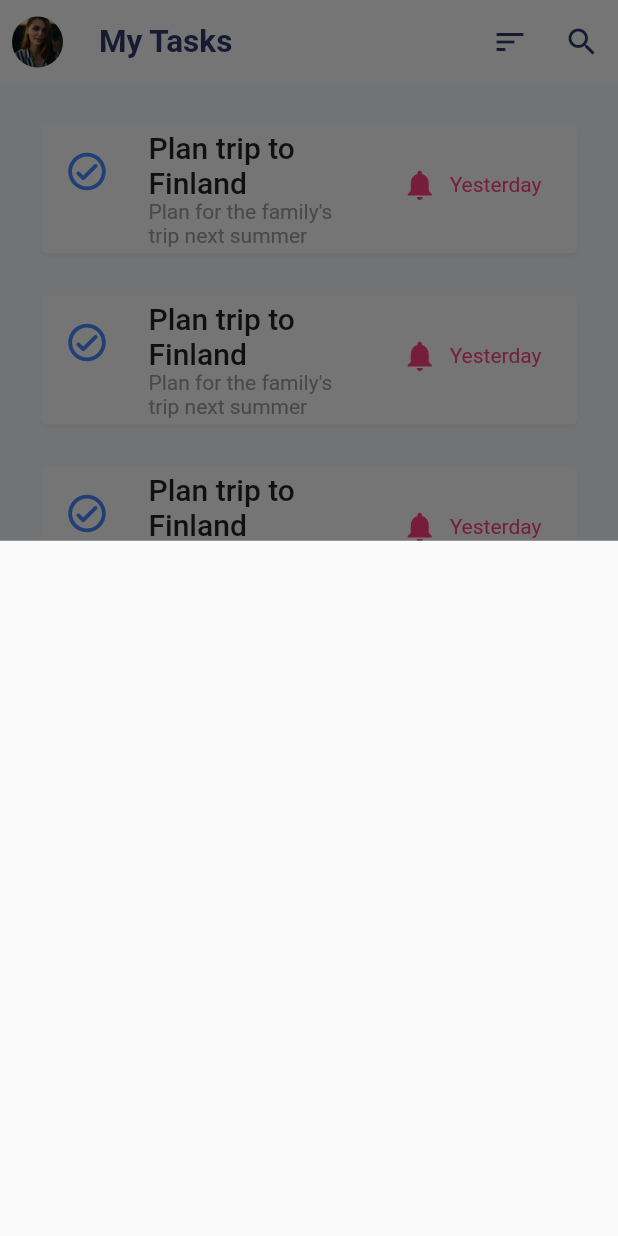
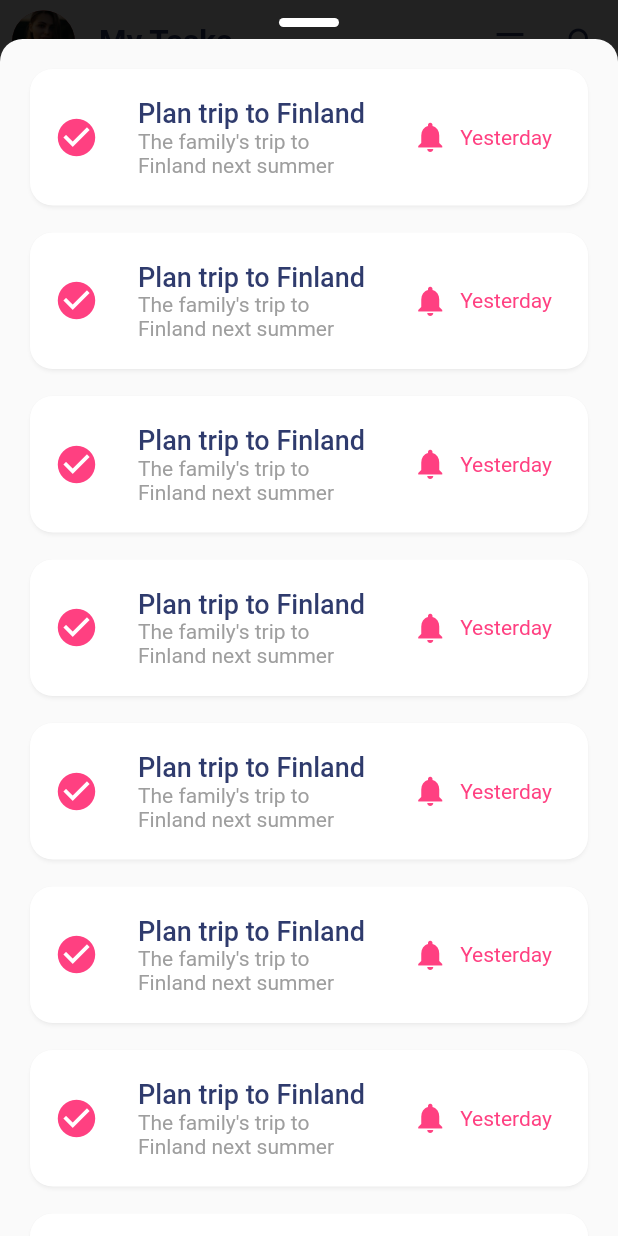
Before and after one commit to Asante-Adarkwa-Usman/TodoApp-Flutter, a Flutter app: the screen it shows after launch, after a tap on "Completed", on a phone screen of 412 x 824 dp. Run offline on Flutter 3.47's test engine with Material 2 defaults, Android fonts, the phone set to English and light mode, and no system bars; our stand-ins replace modal_bottom_sheet.

Commit message:
Done with Todo ui

```diff
--- a/todo_app/lib/main.dart
+++ b/todo_app/lib/main.dart
@@ -1,7 +1,7 @@
 import 'package:flutter/material.dart';
-import 'package:todo_app/views/home_view.dart';
+import 'package:todo_app/utilities/utils.dart';
 
-import 'utils/utils.dart';
+import 'views/home_view.dart';
 
 void main() {
   runApp(const MyApp());
@@ -14,38 +14,36 @@ class MyApp extends StatelessWidget {
     return MaterialApp(
       title: 'Todo',
       theme: ThemeData(
+          textTheme: const TextTheme(bodyText1: TextStyle(color: customBlue)),
           shadowColor: Colors.white38,
           primaryColor: Colors.white,
           scaffoldBackgroundColor: const Color.fromRGBO(249, 251, 255, 1),
           appBarTheme: const AppBarTheme(
               backgroundColor: Colors.white,
               elevation: 0,
+              iconTheme: IconThemeData(color: customBlue),
               titleTextStyle: TextStyle(
-            color: customBlue,
-            fontSize: 21.0,
-            fontWeight: FontWeight.w600,
-          ),
-          actionsIconTheme: IconThemeData(
-            color: customBlue,
-          ),
-        ),
-      ),
+                  color: customBlue, fontSize: 21, fontWeight: FontWeight.w600),
+              actionsIconTheme: IconThemeData(color: customBlue)),
+          bottomNavigationBarTheme: const BottomNavigationBarThemeData(
+            backgroundColor: Color.fromRGBO(229, 232, 249, 1),
+          )),
       darkTheme: ThemeData.dark().copyWith(
-        shadowColor: Colors.black38,
+          textTheme: const TextTheme(bodyText1: TextStyle(color: Colors.white)),
+          shadowColor: Colors.grey,
           primaryColor: Colors.black,
           appBarTheme: const AppBarTheme(
-          backgroundColor: Colors.white,
               elevation: 0,
               titleTextStyle: TextStyle(
-            color: customBlue,
-            fontSize: 21.0,
-            fontWeight: FontWeight.w600,
+                  color: Colors.white,
+                  fontSize: 21,
+                  fontWeight: FontWeight.w600),
+              actionsIconTheme: IconThemeData(color: Colors.white)),
+          bottomNavigationBarTheme: const BottomNavigationBarThemeData(
+            backgroundColor: Color.fromRGBO(229, 232, 249, .5),
           ),
-          actionsIconTheme: IconThemeData(
-            color: customBlue,
-          ),
-        ),
-      ),
+          floatingActionButtonTheme: const FloatingActionButtonThemeData(
+              backgroundColor: Colors.grey)),
       themeMode: ThemeMode.system,
       home: const HomeView(),
     );
--- /dev/null
+++ b/todo_app/lib/shared_widgets/todo_tile_widget.dart
@@ -0,0 +1,54 @@
+import 'package:flutter/material.dart';
+import 'package:todo_app/utilities/utils.dart';
+
+class TodoTileWidget extends StatelessWidget {
+  const TodoTileWidget({
+    Key? key,
+    required this.status,
+  }) : super(key: key);
+
+  final bool status;
+
+  @override
+  Widget build(BuildContext context) {
+    return Card(
+      shadowColor: Theme.of(context).shadowColor,
+      shape: RoundedRectangleBorder(borderRadius: BorderRadius.circular(15)),
+      child: Padding(
+        padding: const EdgeInsets.symmetric(vertical: 15),
+        child: ListTile(
+          leading: Icon(
+            status ? Icons.check_circle : Icons.check_circle_outline,
+            size: 30,
+            color: dateColor('Yesterday'),
+          ),
+          title: Text(
+            'Plan trip to Finland',
+            style:
+                Theme.of(context).textTheme.bodyText1!.copyWith(fontSize: 18),
+          ),
+          subtitle: Text(
+            'The family\'s trip to Finland next summer',
+            style: Theme.of(context)
+                .textTheme
+                .bodyText2!
+                .copyWith(color: Colors.grey),
+          ),
+          trailing: TextButton.icon(
+              onPressed: null,
+              icon: Icon(
+                Icons.notifications,
+                color: dateColor('Yesterday'),
+              ),
+              label: Text(
+                'Yesterday',
+                style: Theme.of(context)
+                    .textTheme
+                    .bodyText2!
+                    .copyWith(color: dateColor('Yesterday')),
+              )),
+        ),
+      ),
+    );
+  }
+}
--- /dev/null
+++ b/todo_app/lib/utilities/utils.dart
@@ -0,0 +1,14 @@
+import 'package:flutter/material.dart';
+
+const Color customBlue = Color.fromRGBO(47, 59, 109, 1);
+
+Color dateColor(String date) {
+  switch (date) {
+    case 'Yesterday':
+      return Colors.pinkAccent;
+    case 'Today':
+      return Colors.blueAccent;
+    default:
+      return customBlue;
+  }
+}
--- a/todo_app/lib/views/home_view.dart
+++ b/todo_app/lib/views/home_view.dart
@@ -1,5 +1,8 @@
 import 'package:flutter/material.dart';
-import 'package:todo_app/utils/utils.dart';
+import 'package:modal_bottom_sheet/modal_bottom_sheet.dart';
+import 'package:todo_app/shared_widgets/todo_tile_widget.dart';
+import 'package:todo_app/utilities/utils.dart';
+import 'package:todo_app/views/create_todo_view.dart';
 
 class HomeView extends StatelessWidget {
   const HomeView({Key? key}) : super(key: key);
@@ -9,123 +12,117 @@ class HomeView extends StatelessWidget {
     return Scaffold(
       appBar: AppBar(
         centerTitle: false,
-        leadingWidth: 50.0,
-        title: const Text('My Tasks'),
+        leadingWidth: 50,
         leading: const Padding(
-          padding: EdgeInsets.all(8.0),
+          padding: EdgeInsets.only(left: 8.0),
           child: CircleAvatar(
-            radius: 45.0,
-            backgroundColor: Colors.white,
+            radius: 25,
+            backgroundColor: Colors.red,
             backgroundImage: AssetImage('assets/profile.jpeg'),
           ),
         ),
-        actions: <Widget>[
+        title: const Text('My Tasks'),
+        actions: [
           IconButton(onPressed: () {}, icon: const Icon(Icons.sort)),
-          IconButton(onPressed: () {}, icon: const Icon(Icons.search)),
+          IconButton(onPressed: () {}, icon: const Icon(Icons.search))
         ],
       ),
-      body: Padding(
-        padding: const EdgeInsets.all(8.0),
-        child: ListView.separated(
-          padding: const EdgeInsets.all(15.0),
-          itemBuilder: (BuildContext context, index) {
-            return const TodoTileWidget();
-          },
-          separatorBuilder: (BuildContext context, index) {
-            return const SizedBox(
-              height: 20.0,
+      body: ListView.separated(
+          padding: const EdgeInsets.all(16),
+          itemBuilder: (context, index) {
+            return const TodoTileWidget(
+              status: false,
             );
           },
-          itemCount: 10,
+          separatorBuilder: (context, index) {
+            return const SizedBox(
+              height: 10,
+            );
+          },
+          itemCount: 10),
+      floatingActionButton: FloatingActionButton(
+        onPressed: () {
+          Navigator.of(context).push(MaterialPageRoute(builder: (context) {
+            return const CreateTodoView();
+          }));
+        },
+        child: const Icon(Icons.add),
       ),
-      ),
-      floatingActionButton:
-          const FloatingActionButton(onPressed: null, child: Icon(Icons.add)),
       bottomNavigationBar: SafeArea(
         child: InkWell(
           onTap: () {
-            showModalBottomSheet(
+            showBarModalBottomSheet(
                 context: context,
-                // shape:
                 builder: (context) {
-                  return ListView(
-                    children: [],
-                  );
+                  return const CompletedTodoWidget();
                 });
           },
           child: Container(
-              height: 50.0,
+            height: 50,
             margin: const EdgeInsets.all(16),
             padding: const EdgeInsets.symmetric(horizontal: 15),
-              // color: Colors.blue,
             decoration: BoxDecoration(
-                borderRadius: BorderRadius.circular(10),
                 color:
                     Theme.of(context).bottomNavigationBarTheme.backgroundColor,
-              ),
+                borderRadius: BorderRadius.circular(10)),
             child: Row(
               mainAxisAlignment: MainAxisAlignment.spaceBetween,
               children: [
                 Row(
                   children: [
-                      const Icon(Icons.check_circle, color: customBlue),
+                    const Icon(
+                      Icons.check_circle,
+                      color: customBlue,
+                    ),
                     const SizedBox(
                       width: 10,
                     ),
-                      Text('Completed',
-                          style: Theme.of(context)
-                              .textTheme
-                              .bodyText1!
-                              .copyWith(
-                                  fontWeight: FontWeight.w600,
-                                  color: customBlue)),
-                      const Icon(Icons.keyboard_arrow_down, color: customBlue)
+                    Text(
+                      'Completed',
+                      style: Theme.of(context).textTheme.bodyText1!.copyWith(
+                          fontWeight: FontWeight.w600, color: customBlue),
+                    ),
+                    const Icon(
+                      Icons.keyboard_arrow_down,
+                      color: customBlue,
+                    )
                   ],
                 ),
-                  Text('24',
+                Text(
+                  '24',
                   style: Theme.of(context)
                       .textTheme
                       .bodyText2!
-                          .copyWith(color: customBlue)),
+                      .copyWith(color: customBlue),
+                )
               ],
-              )),
+            ),
+          ),
         ),
       ),
     );
   }
 }
 
-class TodoTileWidget extends StatelessWidget {
-  const TodoTileWidget({
+class CompletedTodoWidget extends StatelessWidget {
+  const CompletedTodoWidget({
     Key? key,
   }) : super(key: key);
 
   @override
   Widget build(BuildContext context) {
-    return Card(
-      child: ListTile(
-        leading: Icon(Icons.check_circle_outline_rounded,
-            size: 30, color: dateColor('Today')),
-        title: Text("Plan trip to Finland",
-            style:
-                Theme.of(context).textTheme.bodyText1!.copyWith(fontSize: 20)),
-        subtitle: Text("Plan for the family's trip next summer",
-            style: Theme.of(context)
-                .textTheme
-                .bodyText2!
-                .copyWith(color: Colors.grey)),
-        trailing: TextButton.icon(
-          onPressed: () {},
-          icon: Icon(Icons.notifications, color: dateColor('Yesterday')),
-          label: Text(
-            "Yesterday",
-            style: Theme.of(context)
-                .textTheme
-                .bodyText2!
-                .copyWith(color: dateColor('Yesterday')),
-          ),
-        ),
-      ),
+    return ListView.separated(
+        padding: const EdgeInsets.all(16),
+        itemBuilder: (context, index) {
+          return const TodoTileWidget(
+            status: true,
           );
+        },
+        separatorBuilder: (context, index) {
+          return const SizedBox(
+            height: 10,
+          );
+        },
+        itemCount: 10);
   }
 }
--- a/todo_app/pubspec.yaml
+++ b/todo_app/pubspec.yaml
@@ -34,6 +34,8 @@ dependencies:
   # The following adds the Cupertino Icons font to your application.
   # Use with the CupertinoIcons class for iOS style icons.
   cupertino_icons: ^1.0.2
+  modal_bottom_sheet: ^2.0.0
+  intl: ^0.17.0
 
 dev_dependencies:
   flutter_test:
```
Also changed, not shown: todo_app/lib/views/create_todo_view.dart (added, +174 -0 lines), todo_app/pubspec.lock. Lines whose indentation alone changed are shown as unchanged.
